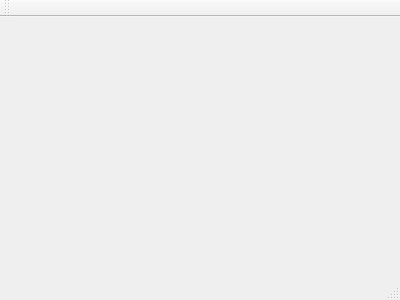
rsadhu/work, file qtApps/learnQt/mainwindow.ui: the form before one commit.
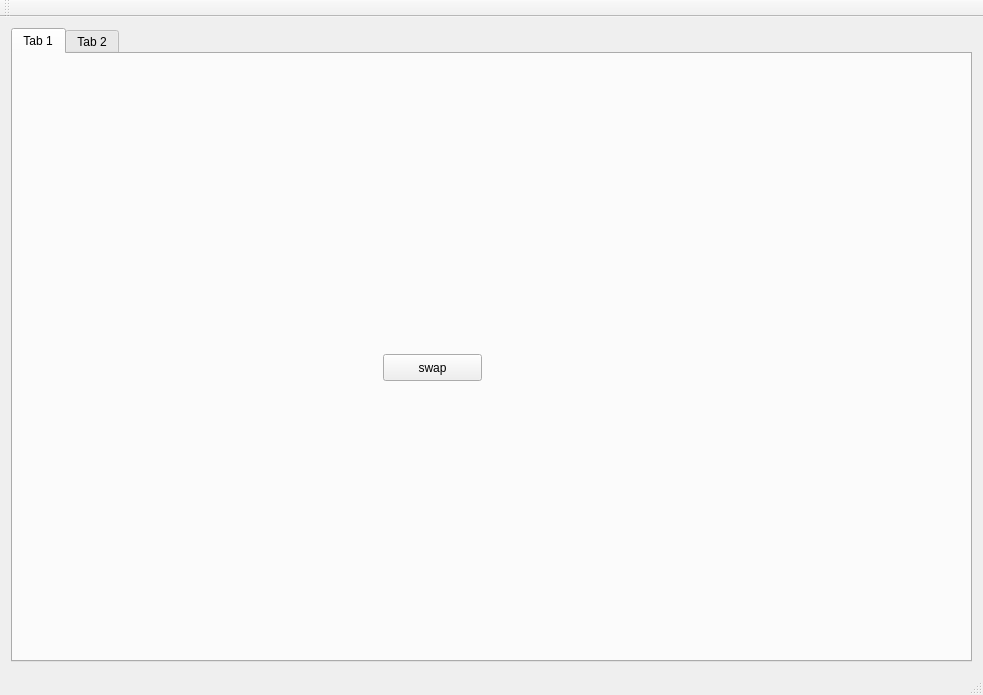
The form after the commit.

Patch:
```diff
--- a/qtApps/learnQt/mainwindow.ui
+++ b/qtApps/learnQt/mainwindow.ui
@@ -1,24 +1,97 @@
 <ui version="4.0">
  <class>MainWindow</class>
- <widget class="QMainWindow" name="MainWindow" >
-  <property name="geometry" >
+ <widget class="QMainWindow" name="MainWindow">
+  <property name="geometry">
    <rect>
     <x>0</x>
     <y>0</y>
-    <width>400</width>
-    <height>300</height>
+    <width>983</width>
+    <height>695</height>
    </rect>
   </property>
   <property name="windowTitle" >
    <string>MainWindow</string>
   </property>
-  <widget class="QMenuBar" name="menuBar" />
-  <widget class="QToolBar" name="mainToolBar" />
-  <widget class="QWidget" name="centralWidget" />
-  <widget class="QStatusBar" name="statusBar" />
+  <widget class="QWidget" name="centralWidget">
+   <layout class="QGridLayout" name="gridLayout_2">
+    <item row="0" column="0">
+     <widget class="QTabWidget" name="tabWidget">
+      <property name="currentIndex">
+       <number>0</number>
+      </property>
+      <widget class="QWidget" name="tab">
+       <attribute name="title">
+        <string>Tab 1</string>
+       </attribute>
+       <widget class="QWidget" name="widget" native="true">
+        <property name="geometry">
+         <rect>
+          <x>9</x>
+          <y>9</y>
+          <width>331</width>
+          <height>441</height>
+         </rect>
+        </property>
+       </widget>
+       <widget class="QWidget" name="widget_2" native="true">
+        <property name="geometry">
+         <rect>
+          <x>520</x>
+          <y>50</y>
+          <width>311</width>
+          <height>401</height>
+         </rect>
+        </property>
+       </widget>
+       <widget class="QPushButton" name="pushButton">
+        <property name="geometry">
+         <rect>
+          <x>370</x>
+          <y>300</y>
+          <width>99</width>
+          <height>27</height>
+         </rect>
+        </property>
+        <property name="text">
+         <string>swap</string>
+        </property>
+       </widget>
+      </widget>
+      <widget class="QWidget" name="tab_2">
+       <attribute name="title">
+        <string>Tab 2</string>
+       </attribute>
+       <layout class="QVBoxLayout" name="verticalLayout">
+        <item>
+         <layout class="QGridLayout" name="gridLayout2"/>
+        </item>
+       </layout>
+      </widget>
+     </widget>
+    </item>
+   </layout>
+  </widget>
+  <widget class="QMenuBar" name="menuBar">
+   <property name="geometry">
+    <rect>
+     <x>0</x>
+     <y>0</y>
+     <width>983</width>
+     <height>25</height>
+    </rect>
+   </property>
+  </widget>
+  <widget class="QToolBar" name="mainToolBar">
+   <attribute name="toolBarArea">
+    <enum>TopToolBarArea</enum>
+   </attribute>
+   <attribute name="toolBarBreak">
+    <bool>false</bool>
+   </attribute>
+  </widget>
+  <widget class="QStatusBar" name="statusBar"/>
  </widget>
- <layoutDefault spacing="6" margin="11" />
- <pixmapfunction></pixmapfunction>
+ <layoutdefault spacing="6" margin="11"/>
  <resources/>
  <connections/>
 </ui>
```
Left out of the diff: 3 changed lines with no effect on the pictures.
